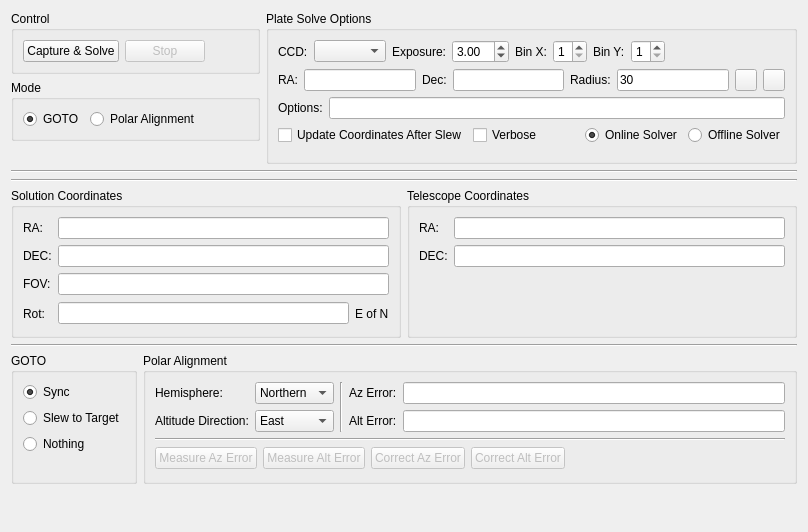
This is kstars/ekos/align.ui in KDE/kstars as Qt 5 draws it before an edit. The edited form follows.
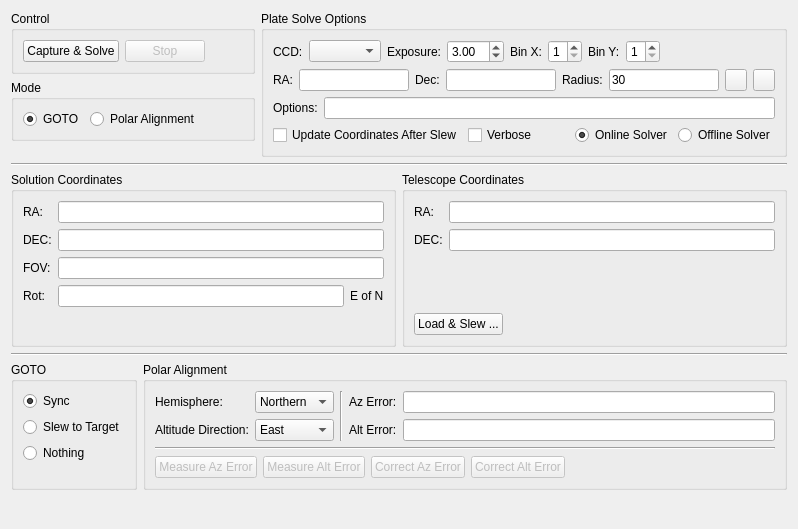
This is the edited form. Custom widgets are drawn as their Qt base class.

Commit message: Add support to load and slew alignment feature

```diff
--- a/kstars/ekos/align.ui
+++ b/kstars/ekos/align.ui
@@ -6,8 +6,8 @@
    <rect>
     <x>0</x>
     <y>0</y>
-    <width>808</width>
-    <height>532</height>
+    <width>798</width>
+    <height>529</height>
    </rect>
   </property>
   <layout class="QVBoxLayout" name="verticalLayout_4">
@@ -480,13 +480,6 @@
      </property>
     </widget>
    </item>
-   <item>
-    <widget class="Line" name="line_3">
-     <property name="orientation">
-      <enum>Qt::Horizontal</enum>
-     </property>
-    </widget>
-   </item>
    <item>
     <layout class="QHBoxLayout" name="horizontalLayout_2">
      <item>
@@ -565,6 +558,19 @@
           </item>
          </layout>
         </item>
+        <item row="4" column="1">
+         <spacer name="verticalSpacer">
+          <property name="orientation">
+           <enum>Qt::Vertical</enum>
+          </property>
+          <property name="sizeHint" stdset="0">
+           <size>
+            <width>20</width>
+            <height>40</height>
+           </size>
+          </property>
+         </spacer>
+        </item>
        </layout>
       </widget>
      </item>
@@ -573,7 +579,9 @@
        <property name="title">
         <string>Telescope Coordinates</string>
        </property>
-       <layout class="QGridLayout" name="gridLayout">
+       <layout class="QVBoxLayout" name="verticalLayout_6">
+        <item>
+         <layout class="QFormLayout" name="formLayout_2">
         <item row="0" column="0">
          <widget class="QLabel" name="label_12">
           <property name="text">
@@ -602,7 +610,9 @@
           </property>
          </widget>
         </item>
-        <item row="2" column="1">
+         </layout>
+        </item>
+        <item>
          <spacer name="verticalSpacer_2">
           <property name="orientation">
            <enum>Qt::Vertical</enum>
@@ -615,6 +625,33 @@
           </property>
          </spacer>
         </item>
+        <item>
+         <layout class="QHBoxLayout" name="horizontalLayout_16">
+          <item>
+           <widget class="QPushButton" name="loadSlewB">
+            <property name="toolTip">
+             <string>Load a FITS image and solve. Slew mount to image central coordinates.</string>
+            </property>
+            <property name="text">
+             <string>Load &amp;&amp; Slew ...</string>
+            </property>
+           </widget>
+          </item>
+          <item>
+           <spacer name="horizontalSpacer_6">
+            <property name="orientation">
+             <enum>Qt::Horizontal</enum>
+            </property>
+            <property name="sizeHint" stdset="0">
+             <size>
+              <width>40</width>
+              <height>20</height>
+             </size>
+            </property>
+           </spacer>
+          </item>
+         </layout>
+        </item>
        </layout>
       </widget>
      </item>
@@ -887,7 +924,7 @@
      <property name="sizeHint" stdset="0">
       <size>
        <width>20</width>
-       <height>13</height>
+       <height>40</height>
       </size>
      </property>
     </spacer>
```
Left out of the diff: 43 changed lines with no effect on the pictures. Lines whose indentation alone changed are shown as unchanged. The commit also changes 2 other files.
